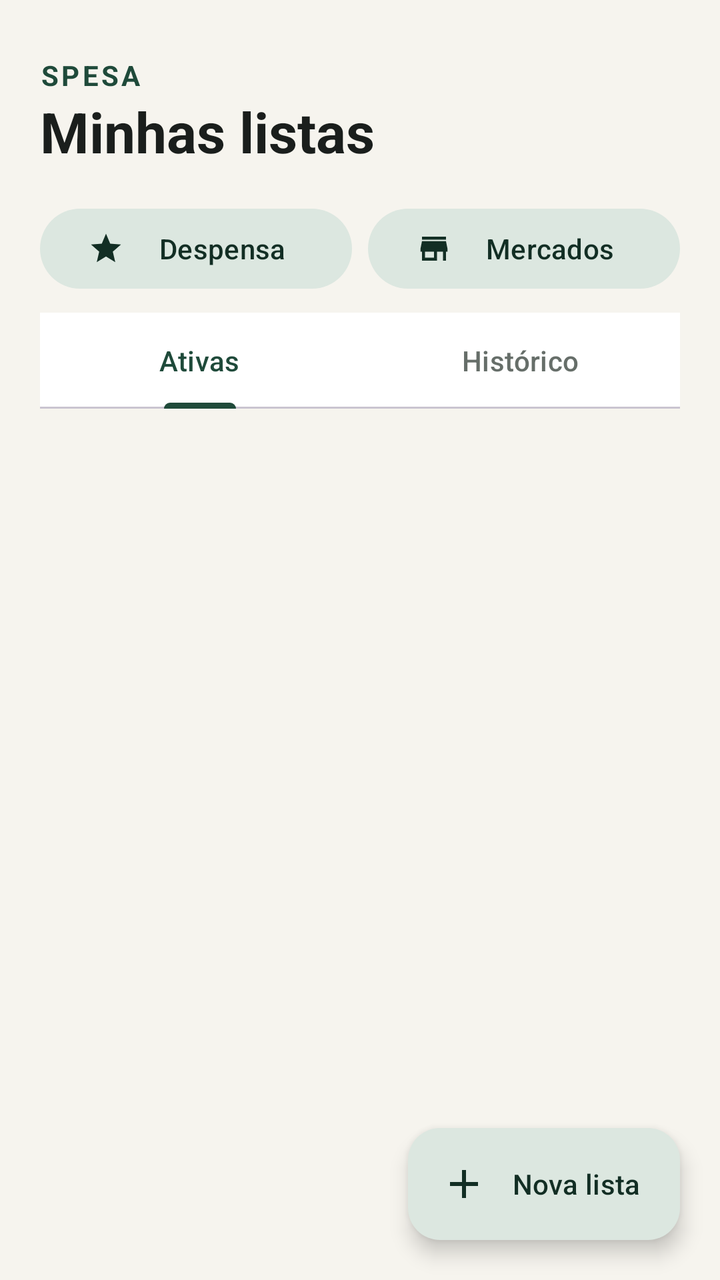
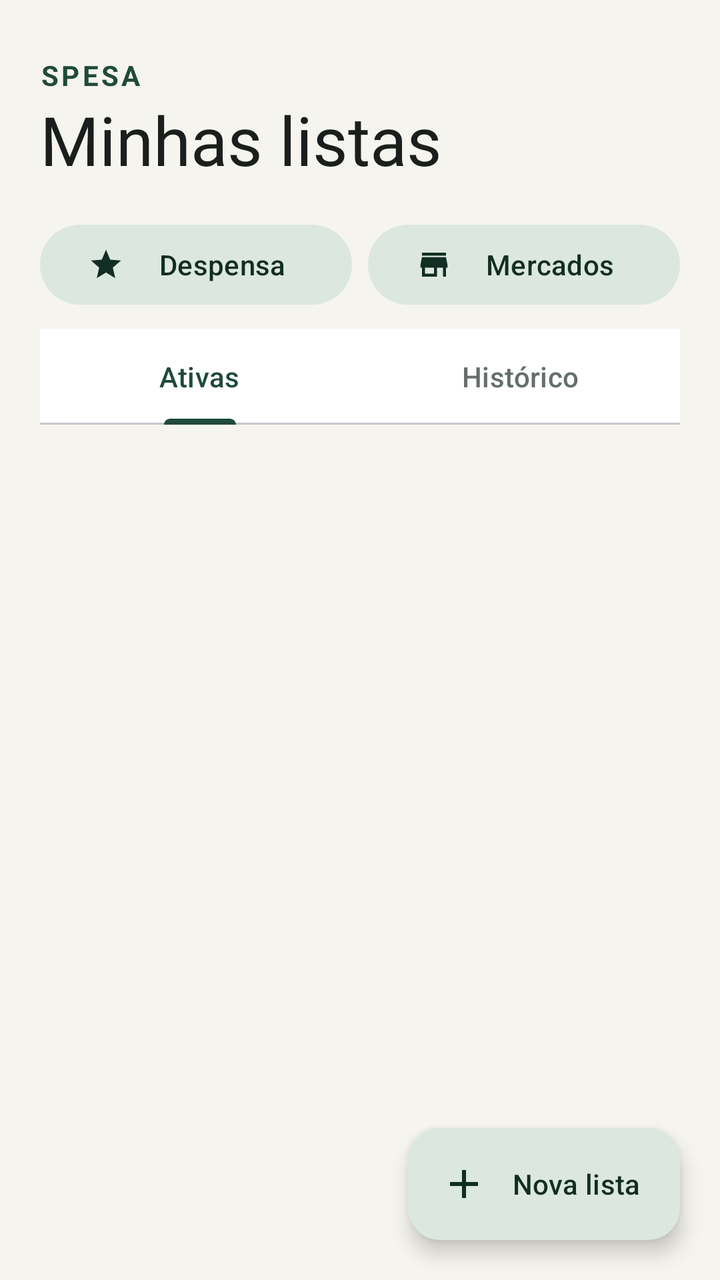

Screens rendered from an Android XML layout before and after an edit, with the pre-edit source and the edit as a unified diff.
<!-- AndroidManifest.xml: application theme Theme.Spesa -->
<!-- res/layout/activity_main.xml -->
<?xml version="1.0" encoding="utf-8"?>
<androidx.coordinatorlayout.widget.CoordinatorLayout xmlns:android="http://schemas.android.com/apk/res/android"
    xmlns:app="http://schemas.android.com/apk/res-auto"
    android:layout_width="match_parent"
    android:layout_height="match_parent"
    android:background="@color/fundo">

    <LinearLayout
        android:layout_width="match_parent"
        android:layout_height="match_parent"
        android:orientation="vertical">

        
        <LinearLayout
            android:layout_width="match_parent"
            android:layout_height="wrap_content"
            android:orientation="vertical"
            android:paddingStart="20dp"
            android:paddingTop="28dp"
            android:paddingEnd="20dp"
            android:paddingBottom="8dp">

            <TextView
                android:layout_width="wrap_content"
                android:layout_height="wrap_content"
                android:text="@string/app_name"
                android:textColor="@color/primaria"
                android:textSize="14sp"
                android:textStyle="bold"
                android:letterSpacing="0.1"
                android:textAllCaps="true" />

            <TextView
                android:layout_width="wrap_content"
                android:layout_height="wrap_content"
                android:text="@string/minhas_listas"
                android:textColor="@color/texto"
                android:textSize="28sp"
                android:textStyle="bold" />

            
            <LinearLayout
                android:layout_width="match_parent"
                android:layout_height="wrap_content"
                android:layout_marginTop="16dp"
                android:orientation="horizontal">

                <com.google.android.material.button.MaterialButton
                    android:id="@+id/botaoDespensa"
                    style="@style/Widget.Material3.Button.TonalButton"
                    android:layout_width="0dp"
                    android:layout_height="wrap_content"
                    android:layout_marginEnd="8dp"
                    android:layout_weight="1"
                    android:text="@string/despensa"
                    app:icon="@drawable/ic_star" />

                <com.google.android.material.button.MaterialButton
                    android:id="@+id/botaoMercados"
                    style="@style/Widget.Material3.Button.TonalButton"
                    android:layout_width="0dp"
                    android:layout_height="wrap_content"
                    android:layout_weight="1"
                    android:text="@string/mercados"
                    app:icon="@drawable/ic_store" />
            </LinearLayout>

            
            <com.google.android.material.tabs.TabLayout
                android:id="@+id/abas"
                android:layout_width="match_parent"
                android:layout_height="wrap_content"
                android:layout_marginTop="8dp"
                app:tabIndicatorColor="@color/primaria"
                app:tabSelectedTextColor="@color/primaria"
                app:tabTextColor="@color/texto_suave">

                <com.google.android.material.tabs.TabItem
                    android:layout_width="wrap_content"
                    android:layout_height="wrap_content"
                    android:text="@string/ativas" />

                <com.google.android.material.tabs.TabItem
                    android:layout_width="wrap_content"
                    android:layout_height="wrap_content"
                    android:text="@string/historico" />
            </com.google.android.material.tabs.TabLayout>
        </LinearLayout>

        <FrameLayout
            android:layout_width="match_parent"
            android:layout_height="0dp"
            android:layout_weight="1">

            <androidx.recyclerview.widget.RecyclerView
                android:id="@+id/listaDeListas"
                android:layout_width="match_parent"
                android:layout_height="match_parent"
                android:clipToPadding="false"
                android:paddingStart="16dp"
                android:paddingTop="8dp"
                android:paddingEnd="16dp"
                android:paddingBottom="96dp" />

            <TextView
                android:id="@+id/textoVazio"
                android:layout_width="wrap_content"
                android:layout_height="wrap_content"
                android:layout_gravity="center"
                android:gravity="center"
                android:padding="32dp"
                android:text="@string/sem_listas"
                android:textColor="@color/texto_suave"
                android:textSize="16sp"
                android:visibility="gone" />
        </FrameLayout>
    </LinearLayout>

    <com.google.android.material.floatingactionbutton.ExtendedFloatingActionButton
        android:id="@+id/botaoNovaLista"
        android:layout_width="wrap_content"
        android:layout_height="wrap_content"
        android:layout_gravity="bottom|end"
        android:layout_margin="20dp"
        android:text="@string/nova_lista"
        app:icon="@drawable/ic_add" />
</androidx.coordinatorlayout.widget.CoordinatorLayout>
<!-- resources referenced by this layout -->
<resources>
  <color name="fundo">#F6F4EE</color>
  <color name="primaria">#1F4A3A</color>
  <color name="texto">#1A1E1C</color>
  <color name="texto_suave">#666E69</color>
  <!-- drawable ic_add (drawable) -->
  <vector xmlns:android="http://schemas.android.com/apk/res/android"
      android:width="24dp" android:height="24dp"
      android:viewportWidth="24" android:viewportHeight="24"
      android:tint="?attr/colorControlNormal">
      <path android:fillColor="@android:color/white" android:pathData="M19,13h-6v6h-2v-6H5v-2h6V5h2v6h6v2z"/>
  </vector>
  <!-- drawable ic_star (drawable) -->
  <vector xmlns:android="http://schemas.android.com/apk/res/android"
      android:width="24dp" android:height="24dp"
      android:viewportWidth="24" android:viewportHeight="24"
      android:tint="?attr/colorControlNormal">
      <path android:fillColor="@android:color/white" android:pathData="M12,17.27L18.18,21l-1.64,-7.03L22,9.24l-7.19,-0.61L12,2 9.19,8.63 2,9.24l5.46,4.73L5.82,21z"/>
  </vector>
  <!-- drawable ic_store (drawable) -->
  <vector xmlns:android="http://schemas.android.com/apk/res/android"
      android:width="24dp" android:height="24dp"
      android:viewportWidth="24" android:viewportHeight="24"
      android:tint="?attr/colorControlNormal">
      <path android:fillColor="@android:color/white" android:pathData="M20,4H4v2h16V4zm1,10v-2l-1,-5H4l-1,5v2h1v6h10v-6h4v6h2v-6h1zm-9,4H6v-4h6v4z"/>
  </vector>
  <string name="app_name">Spesa</string>
  <string name="ativas">Ativas</string>
  <string name="despensa">Despensa</string>
  <string name="historico">Histórico</string>
  <string name="mercados">Mercados</string>
  <string name="minhas_listas">Minhas listas</string>
  <string name="nova_lista">Nova lista</string>
  <string name="sem_listas">Nenhuma lista por aqui.\nToque em + para criar a primeira.</string>
  <style name="Theme.Spesa" parent="Theme.Material3.DayNight.NoActionBar">
          <item name="colorPrimary">@color/primaria</item>
          <item name="colorOnPrimary">@color/sobre_primaria</item>
          <item name="colorPrimaryContainer">@color/primaria_clara</item>
          <item name="colorOnPrimaryContainer">@color/primaria_escura</item>
          <item name="colorSecondary">@color/primaria</item>
          <item name="colorOnSecondary">@color/sobre_primaria</item>
          <item name="colorSecondaryContainer">@color/primaria_clara</item>
          <item name="colorOnSecondaryContainer">@color/primaria_escura</item>
          <item name="colorSurface">@color/superficie</item>
          <item name="colorOnSurface">@color/texto</item>
          <item name="colorOnSurfaceVariant">@color/texto_suave</item>
          <item name="colorOutline">@color/borda</item>
          
          <item name="colorSurfaceContainerLow">@color/fundo</item>
          <item name="colorSurfaceContainer">@color/superficie</item>
          <item name="colorSurfaceContainerHigh">@color/superficie</item>
          <item name="colorSurfaceContainerHighest">@color/borda</item>
          <item name="colorSurfaceVariant">@color/borda</item>
          <item name="elevationOverlayEnabled">false</item>
          <item name="android:colorBackground">@color/fundo</item>
          <item name="android:statusBarColor">@color/fundo</item>
          <item name="android:windowLightStatusBar">true</item>
          <item name="android:navigationBarColor">@color/superficie</item>
          <item name="android:windowLightNavigationBar" tools:targetApi="o_mr1">true</item>
      </style>
  <color name="sobre_primaria">#FFFFFF</color>
  <color name="primaria_clara">#DCE7E0</color>
  <color name="primaria_escura">#122E24</color>
  <color name="superficie">#FFFFFF</color>
  <color name="borda">#E3E0D7</color>
</resources>

<!-- the commit's change to res/layout/activity_main.xml (unified diff, before → after) -->
@@ -33,10 +33,10 @@
             <TextView
                 android:layout_width="wrap_content"
                 android:layout_height="wrap_content"
+                android:fontFamily="@font/playfair_display"
                 android:text="@string/minhas_listas"
                 android:textColor="@color/texto"
-                android:textSize="28sp"
-                android:textStyle="bold" />
+                android:textSize="34sp" />
 
             
             <LinearLayout
